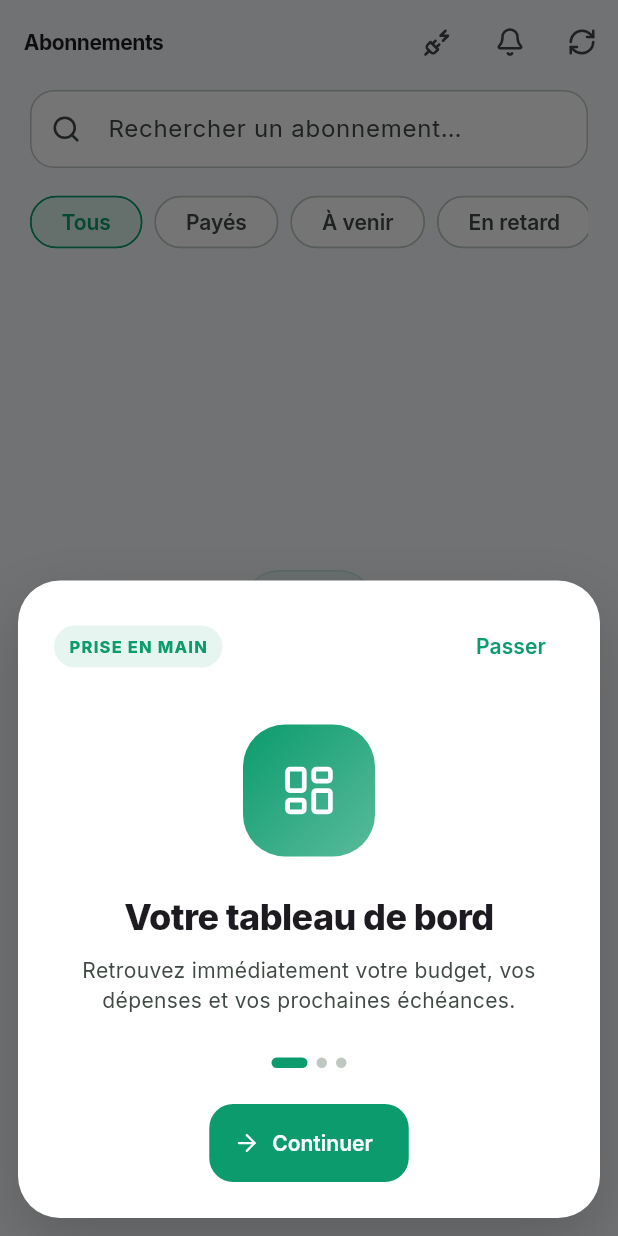
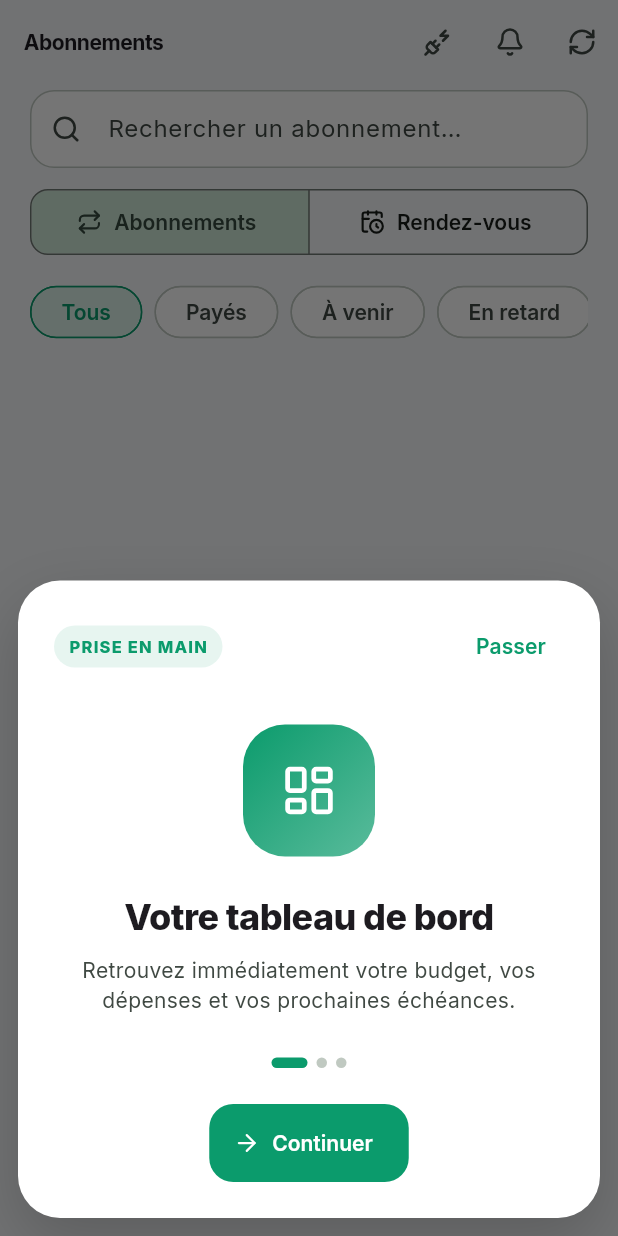
Before and after one commit to francktitus237/Abonex, a Flutter app: the SubscriptionsPage screen opened by its route, on a phone screen of 412 x 824 dp. Run offline on Flutter 3.47's test engine with Material 3 defaults, Android fonts, the light colour scheme and no system bars; drawn by our look-alikes of toastification; our stand-ins replace app_links, csv, dio, equatable, file_picker, fl_chart and 16 more; missing offline and left inert: flutter_web_auth_2; accounts and stored records are empty; network calls fail.

Commit message:
Corrections des bugs detectes

```diff
--- a/mobile/lib/core/l10n/app_strings.dart
+++ b/mobile/lib/core/l10n/app_strings.dart
@@ -142,6 +142,7 @@ abstract final class AppStrings {
     'subs.integrations': 'Import & intégrations',
     'filter.all': 'Tous',
     'filter.paid': 'Payés',
+    'filter.done': 'Terminés',
     'filter.dueSoon': 'À venir',
     'filter.overdue': 'En retard',
     'subs.empty': 'Aucun abonnement',
@@ -151,6 +152,10 @@ abstract final class AppStrings {
     'subs.addFirst': 'Ajouter un abonnement',
     'subs.noResult': 'Aucun résultat',
     'subs.noResultSub': 'Modifiez la recherche ou les filtres.',
+    'subs.tabSubs': 'Abonnements',
+    'subs.tabEvents': 'Rendez-vous',
+    'subs.emptySubs': 'Aucun abonnement pour le moment',
+    'subs.emptyEvents': 'Aucun rendez-vous pour le moment',
 
     // Abonnements — formulaire
     'form.editTitle': 'Modifier — {name}',
@@ -692,6 +697,7 @@ abstract final class AppStrings {
     'subs.integrations': 'Import & integrations',
     'filter.all': 'All',
     'filter.paid': 'Paid',
+    'filter.done': 'Done',
     'filter.dueSoon': 'Upcoming',
     'filter.overdue': 'Overdue',
     'subs.empty': 'No subscriptions',
@@ -699,6 +705,10 @@ abstract final class AppStrings {
     'subs.addFirst': 'Add a subscription',
     'subs.noResult': 'No results',
     'subs.noResultSub': 'Adjust the search or the filters.',
+    'subs.tabSubs': 'Subscriptions',
+    'subs.tabEvents': 'Appointments',
+    'subs.emptySubs': 'No subscriptions yet',
+    'subs.emptyEvents': 'No appointments yet',
 
     'form.editTitle': 'Edit — {name}',
     'form.newEvent': 'New event',
--- a/mobile/lib/features/subscriptions/domain/entities/subscription.dart
+++ b/mobile/lib/features/subscriptions/domain/entities/subscription.dart
@@ -111,9 +111,10 @@ class Subscription {
   /// Heure de l'échéance — renseignée pour les rendez-vous.
   final TimeOfDay? dueTime;
 
-  /// Rendez-vous / événement ponctuel (pas un abonnement facturé).
-  bool get isEvent =>
-      category == SubscriptionCategory.event || cycle == BillingCycle.once;
+  /// Rendez-vous / événement — uniquement la catégorie dédiée.
+  /// Un abonnement ponctuel (facture « une seule fois ») reste un
+  /// abonnement : il se « paie », il ne « se termine » pas.
+  bool get isEvent => category == SubscriptionCategory.event;
 
   /// Date + heure complètes de l'échéance (heure à minuit si absente).
   DateTime get dueAt => DateTime(
--- a/mobile/lib/features/subscriptions/presentation/pages/subscriptions_page.dart
+++ b/mobile/lib/features/subscriptions/presentation/pages/subscriptions_page.dart
@@ -35,6 +35,9 @@ class SubscriptionsPage extends StatefulWidget {
 class _SubscriptionsPageState extends State<SubscriptionsPage> {
   String _query = '';
   SubscriptionStatus? _filter;
+  // Onglet affiché : abonnements facturés ou rendez-vous —
+  // les deux ne se mélangent jamais dans la même liste.
+  bool _showEvents = false;
 
   @override
   void initState() {
@@ -90,6 +93,30 @@ class _SubscriptionsPageState extends State<SubscriptionsPage> {
                   ),
                 ),
                 const SizedBox(height: 12),
+                // Sélecteur de type : chaque onglet garde sa
+                // recherche et ses filtres de statut.
+                SizedBox(
+                  width: double.infinity,
+                  child: SegmentedButton<bool>(
+                    segments: [
+                      ButtonSegment(
+                        value: false,
+                        icon: const Icon(LucideIcons.repeat, size: 17),
+                        label: Text(context.tr('subs.tabSubs')),
+                      ),
+                      ButtonSegment(
+                        value: true,
+                        icon: const Icon(LucideIcons.calendarClock, size: 17),
+                        label: Text(context.tr('subs.tabEvents')),
+                      ),
+                    ],
+                    selected: {_showEvents},
+                    showSelectedIcon: false,
+                    onSelectionChanged: (s) =>
+                        setState(() => _showEvents = s.first),
+                  ),
+                ),
+                const SizedBox(height: 12),
                 SingleChildScrollView(
                   scrollDirection: Axis.horizontal,
                   child: Row(
@@ -100,7 +127,9 @@ class _SubscriptionsPageState extends State<SubscriptionsPage> {
                         onTap: () => setState(() => _filter = null),
                       ),
                       _FilterChip(
-                        label: context.tr('filter.paid'),
+                        label: context.tr(
+                          _showEvents ? 'filter.done' : 'filter.paid',
+                        ),
                         selected: _filter == SubscriptionStatus.paid,
                         onTap: () =>
                             setState(() => _filter = SubscriptionStatus.paid),
@@ -162,6 +191,8 @@ class _SubscriptionsPageState extends State<SubscriptionsPage> {
   Widget _buildList(BuildContext context, List<Subscription> items) {
     final q = _query.trim().toLowerCase();
     final filtered = items.where((s) {
+      // Onglet courant : abonnements ou rendez-vous, jamais les deux.
+      if (s.isEvent != _showEvents) return false;
       final matchesQuery =
           q.isEmpty ||
           s.name.toLowerCase().contains(q) ||
@@ -185,6 +216,22 @@ class _SubscriptionsPageState extends State<SubscriptionsPage> {
       );
     }
     if (filtered.isEmpty) {
+      // Onglet vide sans recherche → invite à créer ce type
+      // d'élément plutôt qu'un « aucun résultat » trompeur.
+      final noItemsOfType = items.every((s) => s.isEvent != _showEvents);
+      if (noItemsOfType && q.isEmpty && _filter == null) {
+        return EmptyState(
+          icon: _showEvents ? LucideIcons.calendarClock : LucideIcons.repeat,
+          title: context.tr(
+            _showEvents ? 'subs.emptyEvents' : 'subs.emptySubs',
+          ),
+          action: FilledButton.icon(
+            onPressed: () => _showAddSheet(context),
+            icon: const Icon(LucideIcons.plus, size: 18),
+            label: Text(context.tr('common.add')),
+          ),
+        );
+      }
       return EmptyState(
         icon: LucideIcons.searchX,
         title: context.tr('subs.noResult'),
@@ -232,13 +279,18 @@ class _SubscriptionsPageState extends State<SubscriptionsPage> {
   }
 
   void _showAddSheet(BuildContext context) =>
-      showSubscriptionFormSheet(context);
+      showSubscriptionFormSheet(context, isEvent: _showEvents);
 }
 
 /// Ouvre le formulaire d'ajout/édition d'abonnement.
 /// Réutilisé par la page détail (bouton Modifier) : passer
-/// [existing] pour éditer, rien pour créer.
-void showSubscriptionFormSheet(BuildContext context, {Subscription? existing}) {
+/// [existing] pour éditer, rien pour créer. [isEvent] pré-sélectionne
+/// le type rendez-vous (ajout depuis l'onglet Rendez-vous).
+void showSubscriptionFormSheet(
+  BuildContext context, {
+  Subscription? existing,
+  bool isEvent = false,
+}) {
   showModalBottomSheet<void>(
     context: context,
     isScrollControlled: true,
@@ -249,7 +301,7 @@ void showSubscriptionFormSheet(BuildContext context, {Subscription? existing}) {
     useRootNavigator: true,
     builder: (_) => BlocProvider.value(
       value: context.read<SubscriptionsCubit>(),
-      child: _AddSubscriptionSheet(existing: existing),
+      child: _AddSubscriptionSheet(existing: existing, isEvent: isEvent),
     ),
   );
 }
@@ -292,9 +344,13 @@ class _FilterChip extends StatelessWidget {
 /// Formulaire d'ajout/édition en bottom sheet — validé localement,
 /// envoyé au SubscriptionsCubit. [existing] non null = édition.
 class _AddSubscriptionSheet extends StatefulWidget {
-  const _AddSubscriptionSheet({this.existing});
+  const _AddSubscriptionSheet({this.existing, this.isEvent = false});
 
   final Subscription? existing;
+
+  /// Pré-sélection « Rendez-vous » quand on ajoute depuis
+  /// l'onglet dédié — l'utilisateur peut toujours basculer.
+  final bool isEvent;
 
   @override
   State<_AddSubscriptionSheet> createState() => _AddSubscriptionSheetState();
@@ -348,6 +404,11 @@ class _AddSubscriptionSheetState extends State<_AddSubscriptionSheet> {
       _currency = workspace!.defaultCurrency!;
     }
     _country = workspace?.country ?? '';
+    // Ajout depuis l'onglet Rendez-vous : type déjà choisi.
+    if (widget.isEvent && widget.existing == null) {
+      _isEvent = true;
+      _cycle = BillingCycle.once;
+    }
     // Mode édition : on pré-remplit tous les champs.
     final e = widget.existing;
     if (e != null) {
```
Also changed, not shown: mobile/lib/core/notifications/notification_service.dart (+9 -5 lines), mobile/lib/features/calendar/presentation/pages/calendar_page.dart (+38 -9 lines), mobile/lib/features/workspace/presentation/pages/integrations_page.dart (+8 -4 lines).
